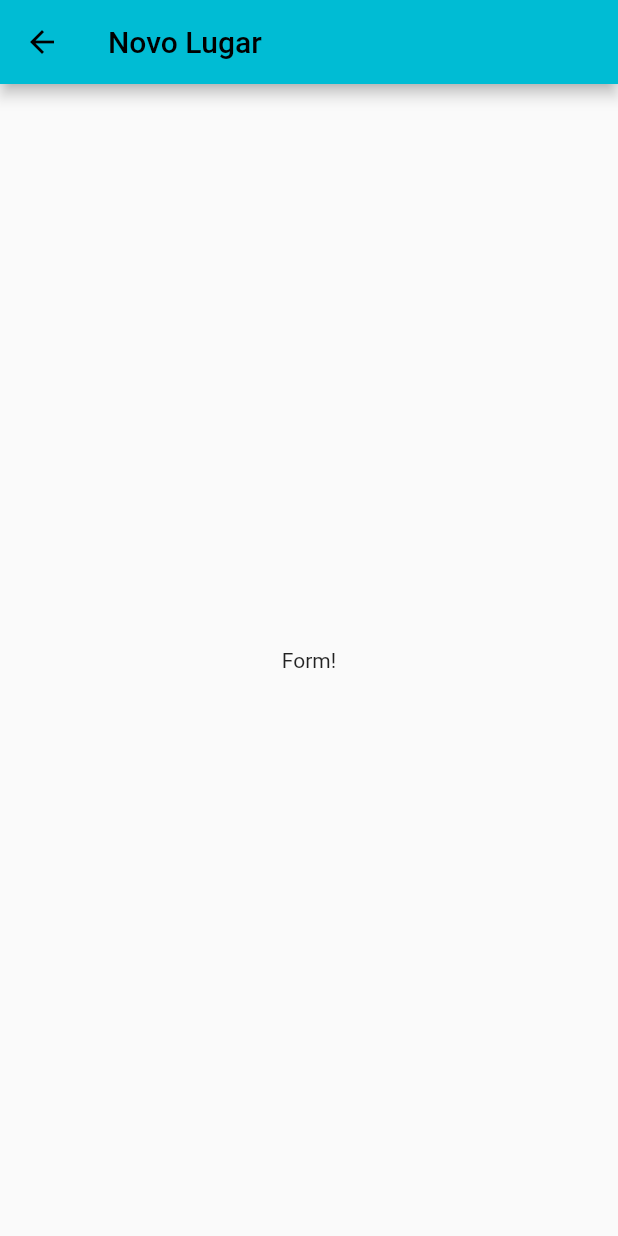
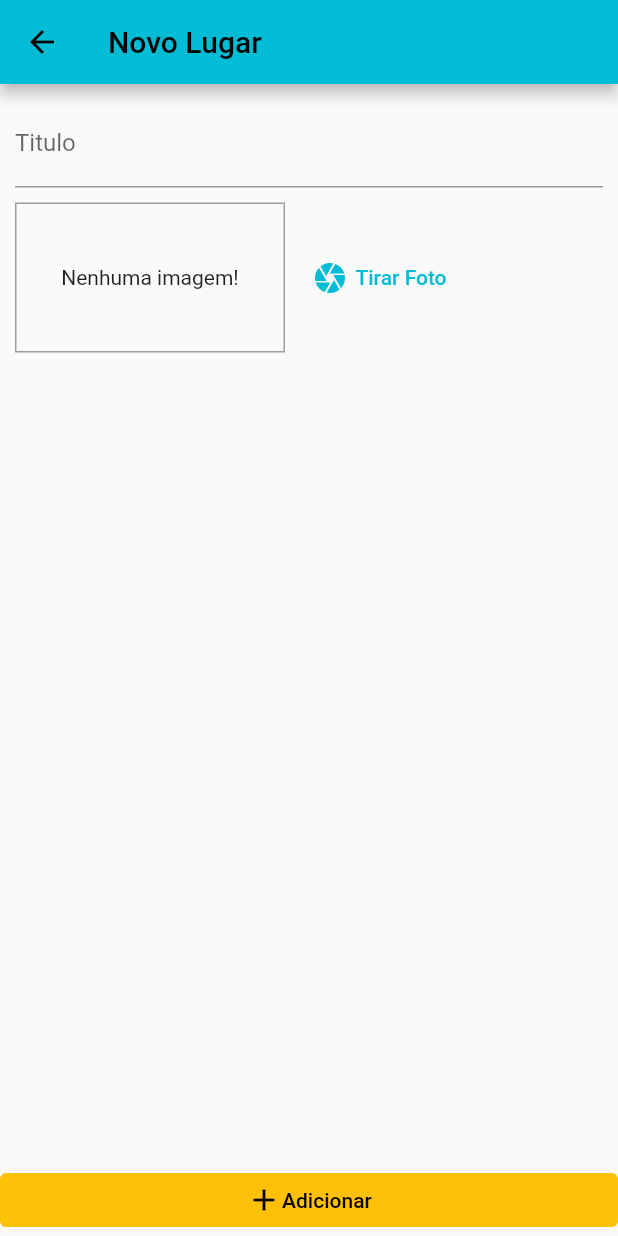
Before and after one commit to LucasWMedeiros/app_great_places, a Flutter app: the PlaceFormScreen screen opened by its route, on a phone screen of 412 x 824 dp. Run offline on Flutter 3.47's test engine with Material 2 defaults, Android fonts, the light colour scheme and no system bars.

Commit message:
inserindo itens do formulario de lugares

```diff
--- a/lib/screens/place_form_screen.dart
+++ b/lib/screens/place_form_screen.dart
@@ -1,3 +1,6 @@
+// ignore_for_file: prefer_const_constructors, deprecated_member_use
+
+import 'package:app_great_places/widgets/image_input.dart';
 import 'package:flutter/material.dart';
 
 class PlaceFormScreen extends StatefulWidget {
@@ -8,15 +11,55 @@ class PlaceFormScreen extends StatefulWidget {
 }
 
 class _PlaceFormScreenState extends State<PlaceFormScreen> {
+  final _tittleControler = TextEditingController();
+
+  void _submitForm(){
+
+  }
+
   @override
   Widget build(BuildContext context) {
     return Scaffold(
-      appBar: AppBar(
-        title: const Text('Novo Lugar'),
-      ),
-      body: Center(
-        child: Text('Form!'),
-      ),
-    );
+        appBar: AppBar(
+          title: const Text('Novo Lugar'),
+        ),
+        body: Column(
+          children: [
+            Expanded(
+              child: Padding(
+                padding: const EdgeInsets.all(10),
+                child: Column(
+                  // ignore: prefer_const_literals_to_create_immutables
+                  children: [
+                    TextField(
+                      decoration: InputDecoration(
+                        labelText: 'Titulo',
+                      ),
+                      controller: _tittleControler,
+                    ),
+                    SizedBox(
+                      height: 10,
+                    ),
+                    ImageInput(),
+                  ],
+                ),
+              ),
+            ),
+            ElevatedButton(
+              onPressed: _submitForm,
+              style: ElevatedButton.styleFrom(
+                backgroundColor: Theme.of(context).accentColor,
+                elevation: 0
+              ),
+              child: Row(
+                mainAxisAlignment: MainAxisAlignment.center,
+                children: const [
+                  Icon(Icons.add),
+                  Text('Adicionar')
+                ],
+              ),
+            )
+          ],
+        ));
   }
 }
--- /dev/null
+++ b/lib/widgets/image_input.dart
@@ -0,0 +1,43 @@
+import 'package:flutter/material.dart';
+
+class ImageInput extends StatefulWidget {
+  ImageInput({Key? key}) : super(key: key);
+
+  @override
+  State<ImageInput> createState() => _ImageInputState();
+}
+
+class _ImageInputState extends State<ImageInput> {
+  @override
+  Widget build(BuildContext context) {
+    return Row(
+      children: [
+        Container(
+          width: 180,
+          height: 100,
+          decoration: BoxDecoration(
+            border: Border.all(width: 1, color: Colors.grey),
+          ),
+          alignment: Alignment.center,
+          child: Text('Nenhuma imagem!'),
+        ),
+        const SizedBox(
+          width: 10,
+        ),
+        Expanded(
+          child: TextButton(
+            onPressed: (){},
+            child: Row(
+              children: const [
+                Icon(Icons.camera),
+                SizedBox(width: 5,),
+                Text('Tirar Foto'),
+              ],
+            ),
+            // icon: Icon(Icons.camera),
+          ),
+        )
+      ],
+    );
+  }
+}
```
Also changed, not shown: pubspec.lock.
